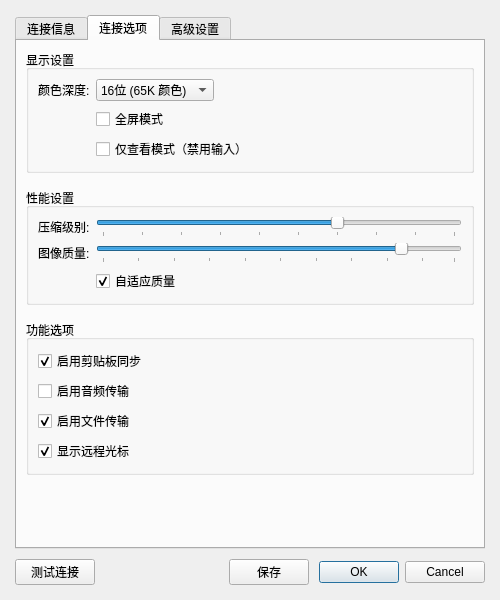
JiaYongChen/QtRemoteDesktop, file src/ui/connectiondialog.ui: the form before one commit.
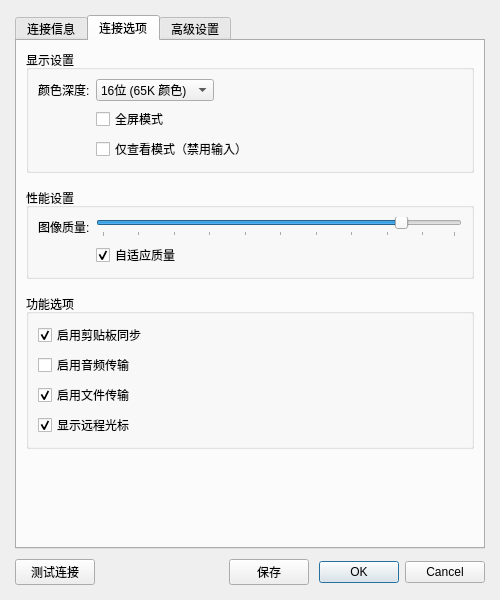
The form after the commit. The open tabs and pages were chosen to show the change. Icons and pictures are not drawn.

Commit message:
Add InputSimulator class and integration tests for producer-consumer model
- Implemented InputSimulator class for simulating mouse and keyboard inputs across different platforms (Windows, macOS, Linux).
- Added unit tests for ClientHandlerWorker to verify basic functionality.
- Developed comprehensive integration tests for the producer-consumer model, ensuring thread safety, data integrity, and handling of edge cases (queue full/empty).
- Included tests for high concurrency scenarios and queue statistics validation.

Diff of the .ui file:
```diff
--- a/src/ui/connectiondialog.ui
+++ b/src/ui/connectiondialog.ui
@@ -271,42 +271,13 @@
            <set>Qt::AlignRight|Qt::AlignTrailing|Qt::AlignVCenter</set>
           </property>
           <item row="0" column="0">
-           <widget class="QLabel" name="compressionLabel">
-            <property name="text">
-             <string>压缩级别:</string>
-            </property>
-           </widget>
-          </item>
-          <item row="0" column="1">
-           <widget class="QSlider" name="compressionSlider">
-            <property name="minimum">
-             <number>0</number>
-            </property>
-            <property name="maximum">
-             <number>9</number>
-            </property>
-            <property name="value">
-             <number>6</number>
-            </property>
-            <property name="orientation">
-             <enum>Qt::Horizontal</enum>
-            </property>
-            <property name="tickPosition">
-             <enum>QSlider::TicksBelow</enum>
-            </property>
-            <property name="tickInterval">
-             <number>1</number>
-            </property>
-           </widget>
-          </item>
-          <item row="1" column="0">
            <widget class="QLabel" name="qualityLabel">
             <property name="text">
              <string>图像质量:</string>
             </property>
            </widget>
           </item>
-          <item row="1" column="1">
+          <item row="0" column="1">
            <widget class="QSlider" name="qualitySlider">
             <property name="minimum">
              <number>1</number>
@@ -328,7 +299,7 @@
             </property>
            </widget>
           </item>
-          <item row="2" column="1">
+          <item row="1" column="1">
            <widget class="QCheckBox" name="adaptiveQualityCheckBox">
             <property name="text">
              <string>自适应质量</string>
```
The commit also changes 92 other files.
